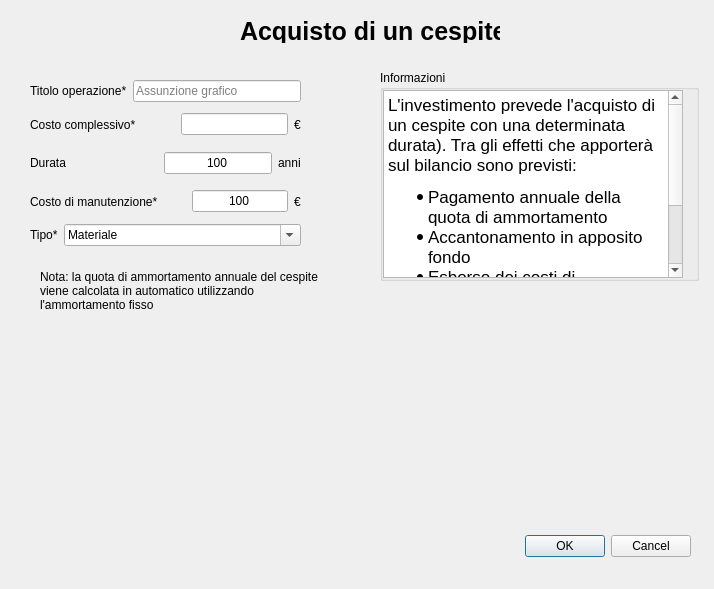
This is ui/asset_invest.ui in TdP-prove-finali/CavalloGabriele as Qt 5 draws it before an edit. The edited form follows.
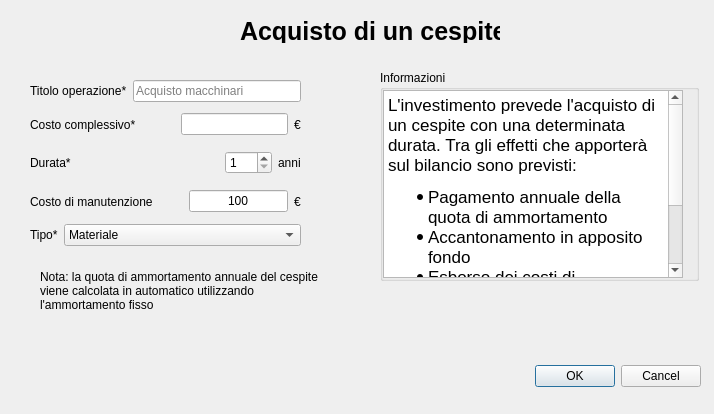
This is the edited form.

```diff
--- a/ui/asset_invest.ui
+++ b/ui/asset_invest.ui
@@ -10,13 +10,13 @@
     <x>0</x>
     <y>0</y>
     <width>714</width>
-    <height>589</height>
+    <height>414</height>
    </rect>
   </property>
   <property name="minimumSize">
    <size>
     <width>714</width>
-    <height>589</height>
+    <height>0</height>
    </size>
   </property>
   <property name="maximumSize">
@@ -34,8 +34,8 @@
   <widget class="QDialogButtonBox" name="buttonBox">
    <property name="geometry">
     <rect>
-     <x>350</x>
-     <y>530</y>
+     <x>360</x>
+     <y>360</y>
      <width>341</width>
      <height>32</height>
     </rect>
@@ -117,7 +117,7 @@
 li.unchecked::marker { content: &quot;\2610&quot;; }
 li.checked::marker { content: &quot;\2612&quot;; }
 &lt;/style&gt;&lt;/head&gt;&lt;body style=&quot; font-family:'.AppleSystemUIFont'; font-size:13pt; font-weight:400; font-style:normal;&quot;&gt;
-&lt;p style=&quot; margin-top:0px; margin-bottom:0px; margin-left:0px; margin-right:0px; -qt-block-indent:0; text-indent:0px;&quot;&gt;L'investimento prevede l'acquisto di un cespite con una determinata durata). Tra gli effetti che apporterà sul bilancio sono previsti: &lt;/p&gt;
+&lt;p style=&quot; margin-top:0px; margin-bottom:0px; margin-left:0px; margin-right:0px; -qt-block-indent:0; text-indent:0px;&quot;&gt;L'investimento prevede l'acquisto di un cespite con una determinata durata. Tra gli effetti che apporterà sul bilancio sono previsti: &lt;/p&gt;
 &lt;ul style=&quot;margin-top: 0px; margin-bottom: 0px; margin-left: 0px; margin-right: 0px; -qt-list-indent: 1;&quot;&gt;
 &lt;li style=&quot; margin-top:12px; margin-bottom:0px; margin-left:0px; margin-right:0px; -qt-block-indent:0; text-indent:0px;&quot;&gt;Pagamento annuale della quota di ammortamento&lt;/li&gt;
 &lt;li style=&quot; margin-top:0px; margin-bottom:0px; margin-left:0px; margin-right:0px; -qt-block-indent:0; text-indent:0px;&quot;&gt;Accantonamento in apposito fondo&lt;/li&gt;
@@ -161,7 +161,7 @@
       <item>
        <widget class="QLineEdit" name="operationTitleEdit">
         <property name="placeholderText">
-         <string>Assunzione grafico</string>
+         <string>Acquisto macchinari</string>
         </property>
        </widget>
       </item>
@@ -234,7 +234,7 @@
          <string>Costo una tantum speso dall'azienda per formare inizialmente il dipendente nuovo</string>
         </property>
         <property name="text">
-         <string>Durata</string>
+         <string>Durata*</string>
         </property>
        </widget>
       </item>
@@ -252,24 +252,12 @@
        </spacer>
       </item>
       <item>
-       <widget class="QLineEdit" name="durationYearsEdit">
-        <property name="sizePolicy">
-         <sizepolicy hsizetype="Maximum" vsizetype="Fixed">
-          <horstretch>0</horstretch>
-          <verstretch>0</verstretch>
-         </sizepolicy>
+       <widget class="QSpinBox" name="durationSpinBox">
+        <property name="minimum">
+         <number>1</number>
         </property>
-        <property name="maximumSize">
-         <size>
-          <width>150</width>
-          <height>16777215</height>
-         </size>
-        </property>
-        <property name="text">
-         <string>100</string>
-        </property>
-        <property name="alignment">
-         <set>Qt::AlignmentFlag::AlignCenter</set>
+        <property name="maximum">
+         <number>100</number>
         </property>
        </widget>
       </item>
@@ -296,7 +284,7 @@
          <string>Costo una tantum speso dall'azienda per formare inizialmente il dipendente nuovo</string>
         </property>
         <property name="text">
-         <string>Costo di manutenzione*</string>
+         <string>Costo di manutenzione</string>
         </property>
        </widget>
       </item>
@@ -362,7 +350,7 @@
       <item>
        <widget class="QComboBox" name="assetTypeCombo">
         <property name="editable">
-         <bool>true</bool>
+         <bool>false</bool>
         </property>
         <item>
          <property name="text">
```
